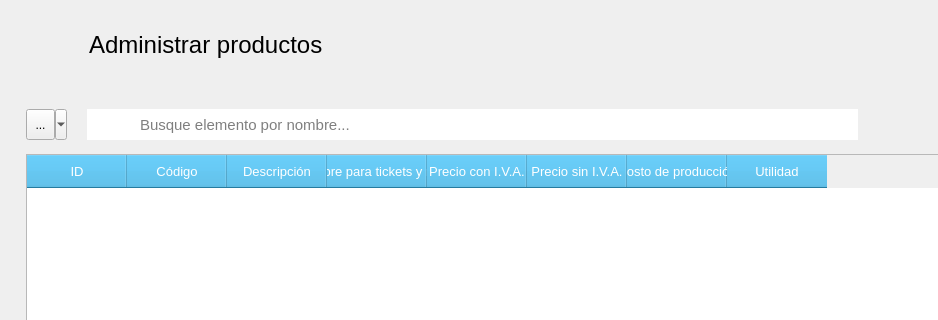
The window that src/AdministrarProductos/Ui_AdministrarProductos.ui (ivanperez-7/printpos) describes before a commit, drawn with Qt 5; both pictures show x 0 to 938 and y 0 to 320 of the 1085 by 650 pixel window.
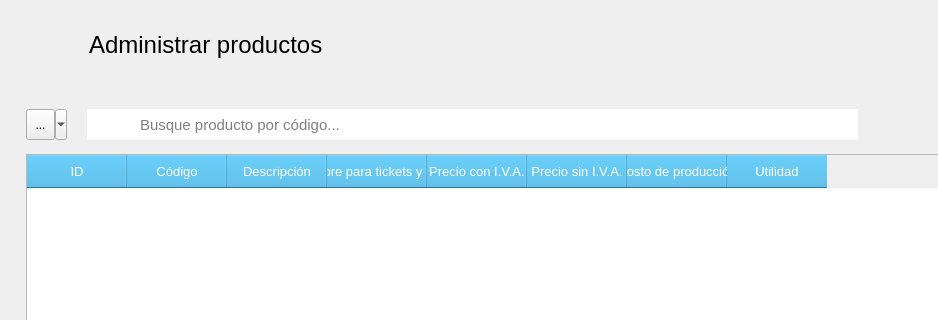
The same window after the commit. Icons and pictures are not drawn.

Patch:
```diff
--- a/src/AdministrarProductos/Ui_AdministrarProductos.ui
+++ b/src/AdministrarProductos/Ui_AdministrarProductos.ui
@@ -220,7 +220,7 @@
                 <bool>false</bool>
                </property>
                <property name="placeholderText">
-                <string>Busque elemento por nombre...</string>
+                <string>Busque producto por código...</string>
                </property>
               </widget>
              </item>
```
Left out of the diff: 12 changed lines with no effect on the pictures.
